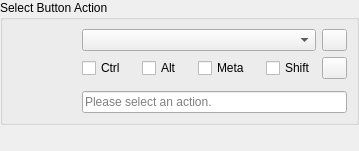
Old version of the form src/kcmodule/buttonactionselectionwidget.ui in the repository KDE/wacomtablet.
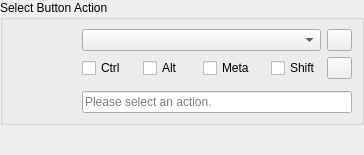
New version of the form. Icons and pictures are not drawn. Custom widgets are drawn as their Qt base class.

Commit message:
More button action selection changes.
Added ButtonActionDisplayWidget which is basically a KLineEdit but let's
us add some convenience features for the user. The user can now click
into the line edit widget which will open the button action selection.
Before he had to use the configuration button to assign an action. As
the configuration button is now no longer vital for the configuration
interface, it was changed to a flat button which looks much nicer.

What changed in the file:
```diff
--- a/src/kcmodule/buttonactionselectionwidget.ui
+++ b/src/kcmodule/buttonactionselectionwidget.ui
@@ -6,8 +6,8 @@
    <rect>
     <x>0</x>
     <y>0</y>
-    <width>353</width>
-    <height>151</height>
+    <width>364</width>
+    <height>155</height>
    </rect>
   </property>
   <property name="windowTitle">
@@ -210,10 +210,7 @@
        </spacer>
       </item>
       <item row="4" column="1">
-       <widget class="QLineEdit" name="actionNameLineEdit">
-        <property name="enabled">
-         <bool>true</bool>
-        </property>
+       <widget class="Wacom::ButtonActionDisplayWidget" name="actionNameLineEdit">
         <property name="readOnly">
          <bool>true</bool>
         </property>
@@ -278,6 +275,11 @@
    <extends>QPushButton</extends>
    <header>kpushbutton.h</header>
   </customwidget>
+  <customwidget>
+   <class>Wacom::ButtonActionDisplayWidget</class>
+   <extends>QLineEdit</extends>
+   <header>buttonactiondisplaywidget.h</header>
+  </customwidget>
  </customwidgets>
  <resources/>
  <connections/>
```
Left out of the diff: 2 changed lines with no effect on the pictures. The commit also changes 6 other files.
